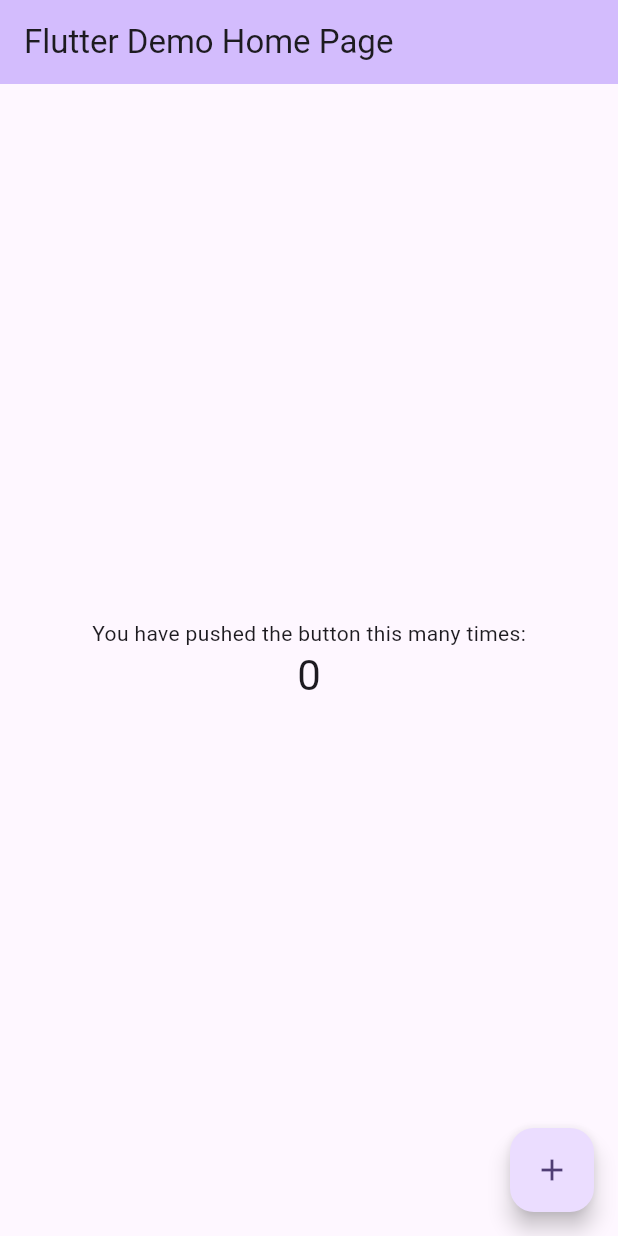
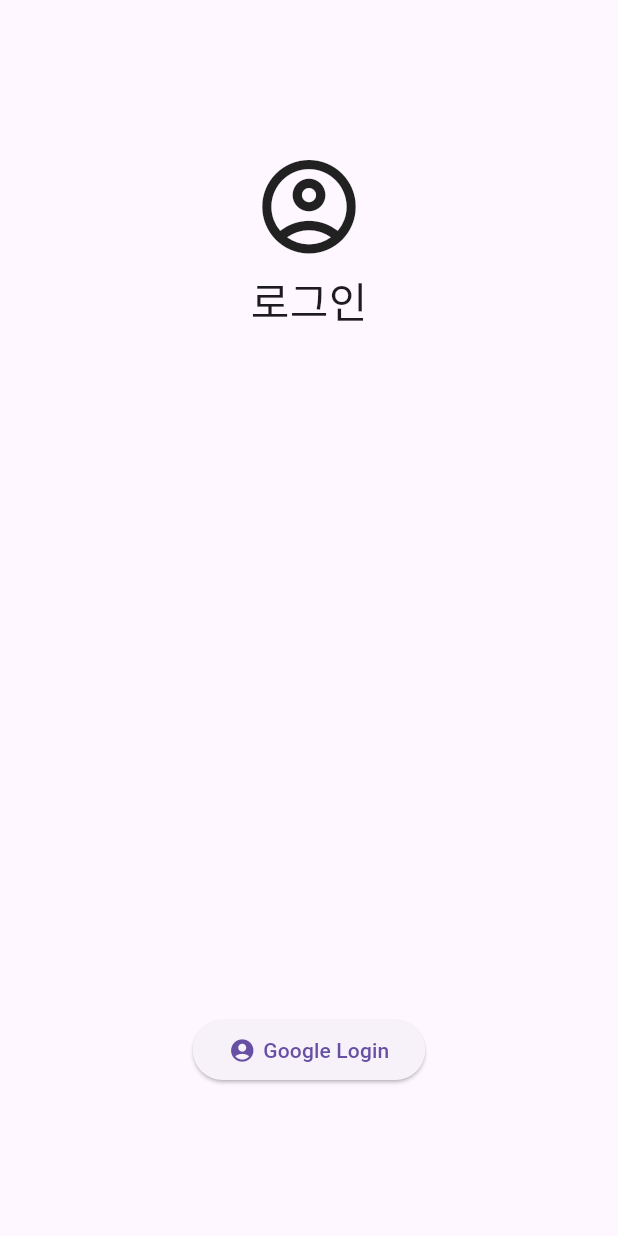
Before and after one commit to Ulim567/2024_MAD_Project, a Flutter app: the screen it shows after launch, on a phone screen of 412 x 824 dp. Run offline on Flutter 3.47's test engine with Material 3 defaults, Android fonts, the phone set to English and light mode, and no system bars; our stand-ins replace cloud_firestore, firebase_auth, firebase_core, google_sign_in; accounts and stored records are empty.

Commit message:
complete google login

```diff
--- /dev/null
+++ b/moblie_app_project/lib/app.dart
@@ -0,0 +1,21 @@
+import 'package:flutter/material.dart';
+
+import 'login.dart';
+import 'home.dart';
+
+class MyApp extends StatelessWidget {
+  const MyApp({super.key});
+
+  @override
+  Widget build(BuildContext context) {
+    return MaterialApp(
+      title: 'Shrine',
+      initialRoute: '/login',
+      routes: {
+        '/login': (BuildContext context) => const LoginPage(),
+        '/': (BuildContext context) => const HomePage(),
+      },
+      theme: ThemeData.light(useMaterial3: true),
+    );
+  }
+}
--- /dev/null
+++ b/moblie_app_project/lib/login.dart
@@ -0,0 +1,75 @@
+import 'package:flutter/material.dart';
+
+import 'authControl.dart';
+
+class LoginPage extends StatefulWidget {
+  const LoginPage({super.key});
+
+  @override
+  State<LoginPage> createState() => _LoginPageState();
+}
+
+class _LoginPageState extends State<LoginPage> {
+  final AuthControl authcontrol = AuthControl();
+
+  @override
+  void initState() {
+    super.initState();
+    if (authcontrol.auth.currentUser != null) {
+      authcontrol.logout();
+    }
+  }
+
+  @override
+  Widget build(BuildContext context) {
+    return Scaffold(
+      body: SafeArea(
+        child: Center(
+          child: Column(
+            children: <Widget>[
+              const SizedBox(
+                height: 100,
+              ),
+              const Icon(
+                Icons.account_circle_outlined,
+                size: 75,
+              ),
+              const SizedBox(
+                height: 5,
+              ),
+              const Text(
+                "로그인",
+                style: TextStyle(fontSize: 28),
+              ),
+              Expanded(child: Container()),
+              Padding(
+                padding: const EdgeInsets.all(100),
+                child: ElevatedButton(
+                  onPressed: () async {
+                    var signin = await authcontrol.signInWithGoogle();
+                    if (signin != null) {
+                      // await authcontrol.saveGoogleUserInfo();
+                      if (mounted) {
+                        Navigator.pop(context);
+                      }
+                    }
+                  },
+                  child: const Row(
+                    mainAxisSize: MainAxisSize.min,
+                    children: [
+                      Icon(Icons.account_circle),
+                      SizedBox(
+                        width: 5,
+                      ),
+                      Text("Google Login"),
+                    ],
+                  ),
+                ),
+              ),
+            ],
+          ),
+        ),
+      ),
+    );
+  }
+}
--- a/moblie_app_project/lib/main.dart
+++ b/moblie_app_project/lib/main.dart
@@ -1,125 +1,9 @@
 import 'package:flutter/material.dart';
+import 'package:firebase_core/firebase_core.dart';
+import 'app.dart';
 
-void main() {
+void main() async {
+  WidgetsFlutterBinding.ensureInitialized();
+  await Firebase.initializeApp();
   runApp(const MyApp());
 }
-
-class MyApp extends StatelessWidget {
-  const MyApp({super.key});
-
-  // This widget is the root of your application.
-  @override
-  Widget build(BuildContext context) {
-    return MaterialApp(
-      title: 'Flutter Demo',
-      theme: ThemeData(
-        // This is the theme of your application.
-        //
-        // TRY THIS: Try running your application with "flutter run". You'll see
-        // the application has a purple toolbar. Then, without quitting the app,
-        // try changing the seedColor in the colorScheme below to Colors.green
-        // and then invoke "hot reload" (save your changes or press the "hot
-        // reload" button in a Flutter-supported IDE, or press "r" if you used
-        // the command line to start the app).
-        //
-        // Notice that the counter didn't reset back to zero; the application
-        // state is not lost during the reload. To reset the state, use hot
-        // restart instead.
-        //
-        // This works for code too, not just values: Most code changes can be
-        // tested with just a hot reload.
-        colorScheme: ColorScheme.fromSeed(seedColor: Colors.deepPurple),
-        useMaterial3: true,
-      ),
-      home: const MyHomePage(title: 'Flutter Demo Home Page'),
-    );
-  }
-}
-
-class MyHomePage extends StatefulWidget {
-  const MyHomePage({super.key, required this.title});
-
-  // This widget is the home page of your application. It is stateful, meaning
-  // that it has a State object (defined below) that contains fields that affect
-  // how it looks.
-
-  // This class is the configuration for the state. It holds the values (in this
-  // case the title) provided by the parent (in this case the App widget) and
-  // used by the build method of the State. Fields in a Widget subclass are
-  // always marked "final".
-
-  final String title;
-
-  @override
-  State<MyHomePage> createState() => _MyHomePageState();
-}
-
-class _MyHomePageState extends State<MyHomePage> {
-  int _counter = 0;
-
-  void _incrementCounter() {
-    setState(() {
-      // This call to setState tells the Flutter framework that something has
-      // changed in this State, which causes it to rerun the build method below
-      // so that the display can reflect the updated values. If we changed
-      // _counter without calling setState(), then the build method would not be
-      // called again, and so nothing would appear to happen.
-      _counter++;
-    });
-  }
-
-  @override
-  Widget build(BuildContext context) {
-    // This method is rerun every time setState is called, for instance as done
-    // by the _incrementCounter method above.
-    //
-    // The Flutter framework has been optimized to make rerunning build methods
-    // fast, so that you can just rebuild anything that needs updating rather
-    // than having to individually change instances of widgets.
-    return Scaffold(
-      appBar: AppBar(
-        // TRY THIS: Try changing the color here to a specific color (to
-        // Colors.amber, perhaps?) and trigger a hot reload to see the AppBar
-        // change color while the other colors stay the same.
-        backgroundColor: Theme.of(context).colorScheme.inversePrimary,
-        // Here we take the value from the MyHomePage object that was created by
-        // the App.build method, and use it to set our appbar title.
-        title: Text(widget.title),
-      ),
-      body: Center(
-        // Center is a layout widget. It takes a single child and positions it
-        // in the middle of the parent.
-        child: Column(
-          // Column is also a layout widget. It takes a list of children and
-          // arranges them vertically. By default, it sizes itself to fit its
-          // children horizontally, and tries to be as tall as its parent.
-          //
-          // Column has various properties to control how it sizes itself and
-          // how it positions its children. Here we use mainAxisAlignment to
-          // center the children vertically; the main axis here is the vertical
-          // axis because Columns are vertical (the cross axis would be
-          // horizontal).
-          //
-          // TRY THIS: Invoke "debug painting" (choose the "Toggle Debug Paint"
-          // action in the IDE, or press "p" in the console), to see the
-          // wireframe for each widget.
-          mainAxisAlignment: MainAxisAlignment.center,
-          children: <Widget>[
-            const Text(
-              'You have pushed the button this many times:',
-            ),
-            Text(
-              '$_counter',
-              style: Theme.of(context).textTheme.headlineMedium,
-            ),
-          ],
-        ),
-      ),
-      floatingActionButton: FloatingActionButton(
-        onPressed: _incrementCounter,
-        tooltip: 'Increment',
-        child: const Icon(Icons.add),
-      ), // This trailing comma makes auto-formatting nicer for build methods.
-    );
-  }
-}
--- a/moblie_app_project/pubspec.yaml
+++ b/moblie_app_project/pubspec.yaml
@@ -40,6 +40,7 @@ dependencies:
   cloud_firestore: ^5.5.0
   provider: ^6.1.2
   firebase_ui_auth: ^1.16.0
+  google_sign_in: ^6.2.2
 
 dev_dependencies:
   flutter_test:
```
Also changed, not shown: moblie_app_project/lib/authControl.dart (added, +90 -0 lines), moblie_app_project/lib/home.dart (added, +12 -0 lines), moblie_app_project/pubspec.lock, 3 other files.
